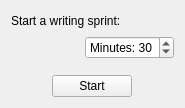
zkovari/plotlyst, file ui/timer_setup_widget.ui: the form before one commit.
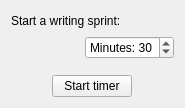
The form after the commit.

```diff
--- a/ui/timer_setup_widget.ui
+++ b/ui/timer_setup_widget.ui
@@ -77,7 +77,7 @@
       <cursorShape>PointingHandCursor</cursorShape>
      </property>
      <property name="text">
-      <string>Start</string>
+      <string>Start timer</string>
      </property>
      <property name="base" stdset="0">
       <bool>true</bool>
```
